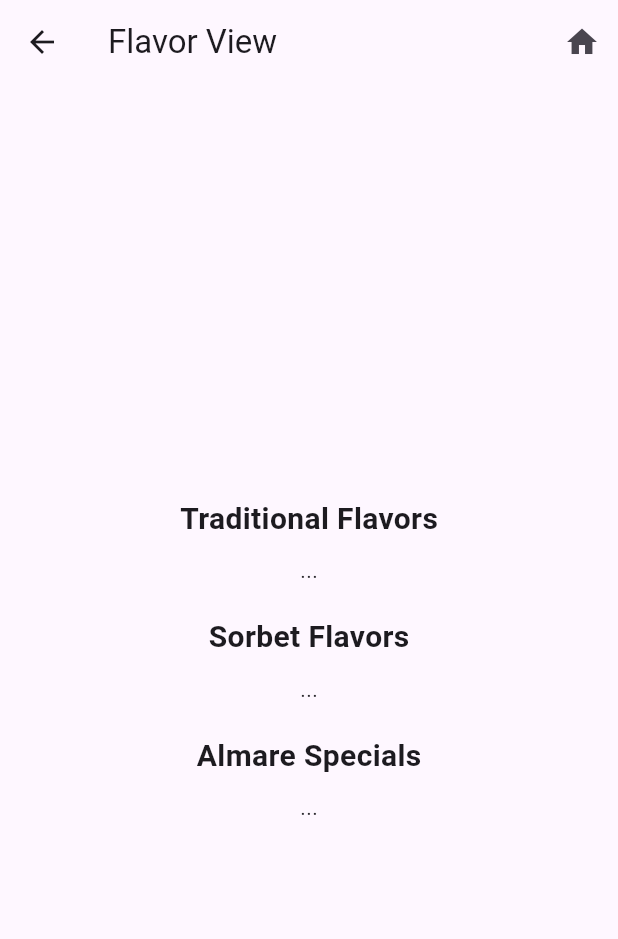
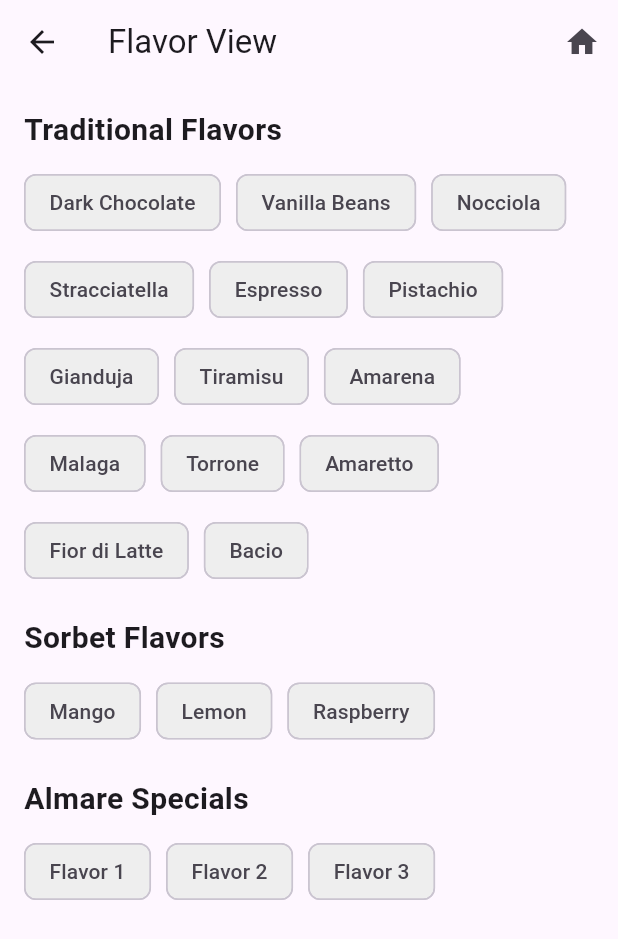
Before and after one commit to Daniel-Gray66/Almare-Gelato, a Flutter app: the screen it shows after launch, in the side drawer, after a tap on "Flavor View", on a phone screen of 412 x 824 dp. Shown: the top 939 px of the screen. Run offline on Flutter 3.47's test engine with Material 3 defaults, Android fonts, the phone set to English and light mode, and no system bars.

Commit message:
Fixed a bug and worked on todays flavors menu screen

```diff
--- a/almare_gelato/lib/screens/flavor_view_screen.dart
+++ b/almare_gelato/lib/screens/flavor_view_screen.dart
@@ -13,41 +13,85 @@ class FlavorViewScreen extends StatelessWidget {
           IconButton(
             icon: const Icon(Icons.home),
             onPressed: () {
-              Navigator.push(
+              Navigator.pushReplacement(
                 context,
                 MaterialPageRoute(builder: (context) => const HomeScreen()),
               );
             },
-          )
+          ),
         ],
       ),
-      body: const Center (
-        child: Column (
-          mainAxisAlignment: MainAxisAlignment.center,
+      body: Padding(
+        padding: const EdgeInsets.all(16.0),
+        child: ListView(
           children: [
-            Text(
+            _buildFlavorCategory(
               'Traditional Flavors',
-              style: TextStyle(fontSize: 20, fontWeight: FontWeight.bold),
+              [
+                'Dark Chocolate',
+                'Vanilla Beans',
+                'Nocciola',
+                'Stracciatella',
+                'Espresso',
+                'Pistachio',
+                'Gianduja',
+                'Tiramisu',
+                'Amarena',
+                'Malaga',
+                'Torrone',
+                'Amaretto',
+                'Fior di Latte',
+                'Bacio',
+              ],
             ),
-            SizedBox(height: 10),
-            Text('...'),
-            SizedBox(height: 20),
-            Text(
+            const SizedBox(height: 20),
+            _buildFlavorCategory(
               'Sorbet Flavors',
-              style: TextStyle(fontSize: 20, fontWeight: FontWeight.bold),
+              [
+                'Mango',
+                'Lemon',
+                'Raspberry',
+                // Add more flavors as needed
+              ],
             ),
-            SizedBox(height: 10),
-            Text('...'),
-            SizedBox(height: 20),
-            Text(
+            const SizedBox(height: 20),
+            _buildFlavorCategory(
               'Almare Specials',
-              style: TextStyle(fontSize: 20, fontWeight: FontWeight.bold),
+              [
+                'Flavor 1',
+                'Flavor 2',
+                'Flavor 3',
+                // Add more flavors as needed
+              ],
             ),
-            SizedBox(height: 10),
-            Text('...'),
           ],
         ),
       ),
     );
   }
+
+  Widget _buildFlavorCategory(String title, List<String> flavors) {
+    return Column(
+      crossAxisAlignment: CrossAxisAlignment.start,
+      children: [
+        Text(
+          title,
+          style: const TextStyle(fontSize: 20, fontWeight: FontWeight.bold),
+        ),
+        const SizedBox(height: 10),
+        Wrap(
+          spacing: 10,
+          runSpacing: 10,
+          children: flavors
+              .map(
+                (flavor) => Chip(
+              label: Text(flavor),
+              backgroundColor: Colors.grey[200],
+            ),
+          )
+              .toList(),
+        ),
+      ],
+    );
+  }
 }
--- a/almare_gelato/lib/screens/todays_flavors_screen.dart
+++ b/almare_gelato/lib/screens/todays_flavors_screen.dart
@@ -13,7 +13,7 @@ class TodaysFlavorsScreen extends StatelessWidget {
           IconButton(
             icon: const Icon(Icons.home), // Add 'const' here
             onPressed: () {
-              Navigator.push(
+              Navigator.pushReplacement(
                 context,
                 MaterialPageRoute(builder: (context) => const HomeScreen()),
               );
```
